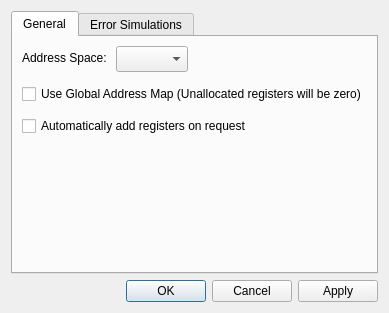
sanny32/OpenModSim, file src/dialogs/dialogmodbusdefinitions.ui: the form before one commit.
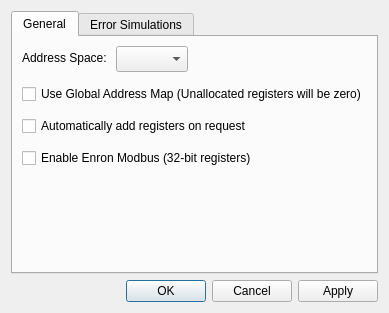
The form after the commit. Custom widgets are drawn as their Qt base class.

Commit message:
feat: Add opt-in Enron Modbus register support
Persist the server mode, support 32-bit Enron register requests across transports, and honor the selected 5/6-digit address space. Add protocol, transport, settings and project regression coverage for issue #141.

Patch:
```diff
--- a/src/dialogs/dialogmodbusdefinitions.ui
+++ b/src/dialogs/dialogmodbusdefinitions.ui
@@ -58,6 +58,16 @@
          </property>
         </widget>
        </item>
+       <item row="3" column="0" colspan="2">
+        <widget class="QCheckBox" name="checkBoxEnronModbus">
+         <property name="toolTip">
+          <string>Enron addresses 5001–5999 and 7001–7999 are 32-bit; other addresses are 16-bit. The selected 5/6-digit address space limits the available addresses. Each 32-bit value uses two table words: base + 2 × (address − base), high word first. Use zero-based table addresses.</string>
+         </property>
+         <property name="text">
+          <string>Enable Enron Modbus (32-bit registers)</string>
+         </property>
+        </widget>
+       </item>
       </layout>
      </widget>
      <widget class="QWidget" name="tabErrSimulations">
```
The commit also changes 22 other files.
